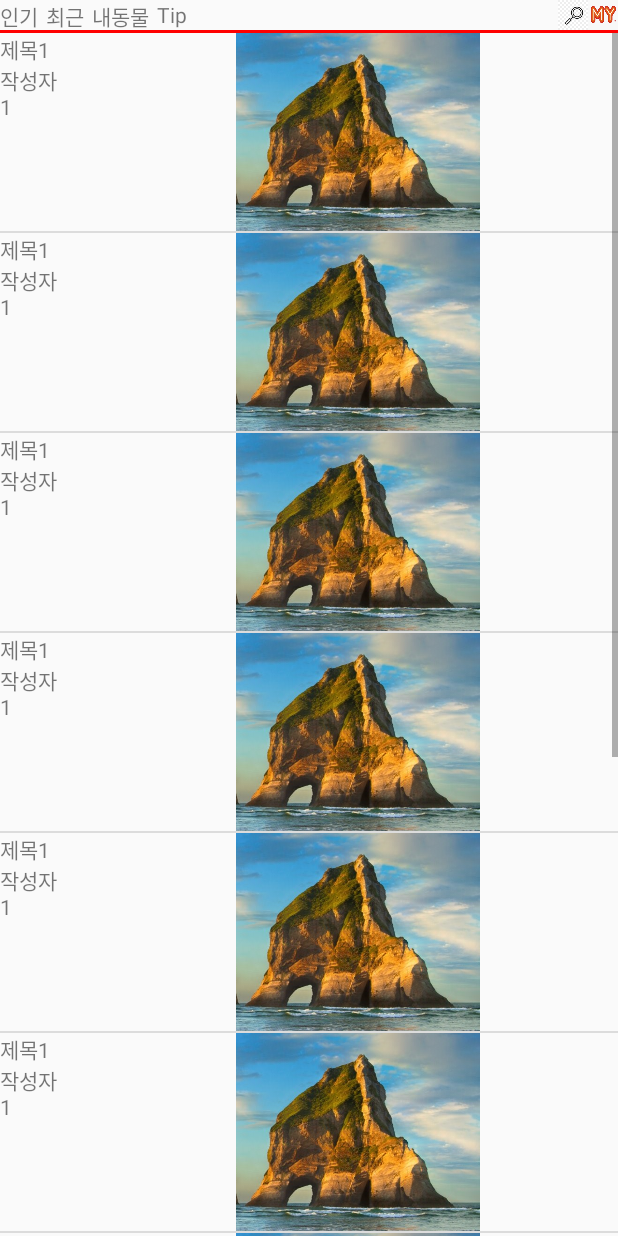
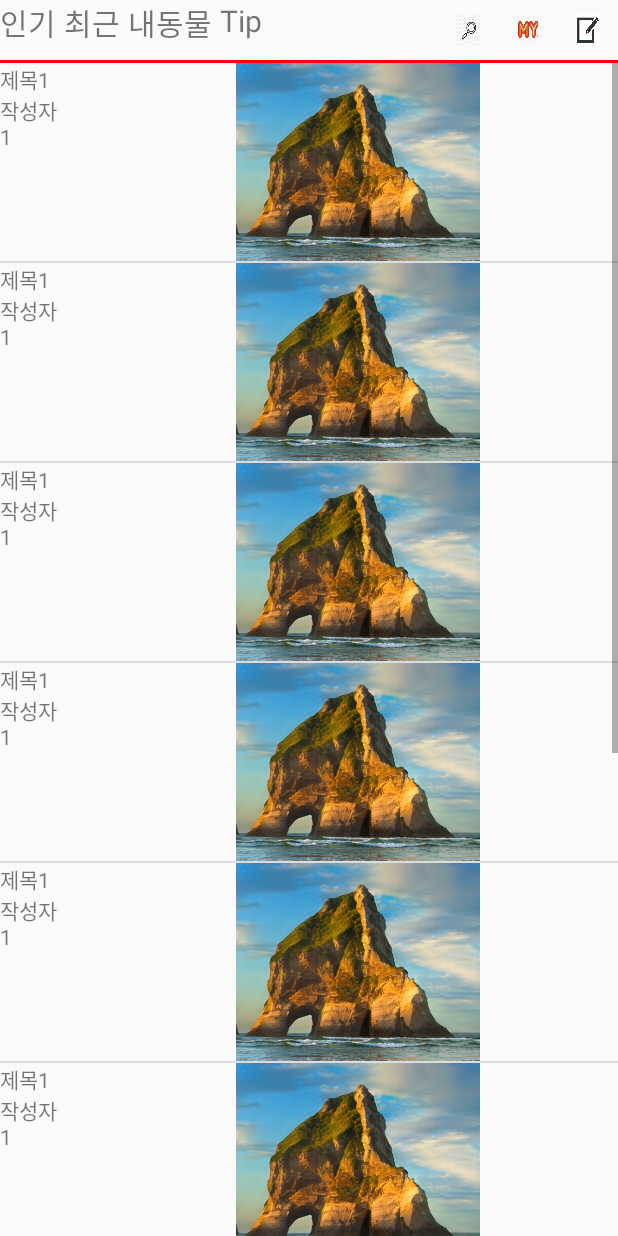
Before and after one commit to SungYil/Pet_Teun_Teun_Front, an Android app: the BoardActivity screen opened directly, with no data from a screen before it, on a phone screen of 412 x 824 dp. Run offline under Robolectric (Android 15) with nearby library versions, the phone set to English and light mode, and no system bars.

```diff
--- a/app/src/main/java/com/pethospital/pet_teun_teun/fragments/BoardPageFragment.java
+++ b/app/src/main/java/com/pethospital/pet_teun_teun/fragments/BoardPageFragment.java
@@ -4,15 +4,38 @@ import android.os.Bundle;
 import android.view.LayoutInflater;
 import android.view.View;
 import android.view.ViewGroup;
+import android.widget.ListView;
 
 import androidx.annotation.NonNull;
 import androidx.annotation.Nullable;
 import androidx.fragment.app.Fragment;
 
 import com.pethospital.pet_teun_teun.R;
+import com.pethospital.pet_teun_teun.SampleMange;
+import com.pethospital.pet_teun_teun.adapters.PostAdapter;
+import com.pethospital.pet_teun_teun.items.Post;
+
+import java.util.ArrayList;
 
 public class BoardPageFragment extends Fragment {
+    private ListView listView;
+    private PostAdapter postAdapter;
+
     public View onCreateView(@NonNull LayoutInflater inflater, @Nullable ViewGroup container, @Nullable Bundle savedInstanceState) {
-        return inflater.inflate(R.layout.board_page, container, false);
+        View v=inflater.inflate(R.layout.board_page, container, false);
+        listView= v.findViewById(R.id.board_post_list_view);
+        postAdapter=new PostAdapter();
+        listView.setAdapter(postAdapter);
+
+        addData();
+        return v;
+    }
+    void addData(){
+        SampleMange sample=new SampleMange();
+        ArrayList<Post> temp=sample.getPostList();
+
+        for(int i=0;i<temp.size();i++){
+            postAdapter.addItem(temp.get(i));
+        }
     }
 }
--- a/app/src/main/res/layout/board_page.xml
+++ b/app/src/main/res/layout/board_page.xml
@@ -5,7 +5,7 @@
     android:orientation="vertical">
     <FrameLayout
         android:layout_width="match_parent"
-        android:layout_height="20dp"
+        android:layout_height="wrap_content"
         android:layout_weight="0">
         <LinearLayout
             android:layout_width="wrap_content"
@@ -17,6 +17,7 @@
                 android:layout_height="match_parent"
                 android:layout_marginRight="5dp"
                 android:text="인기"
+                android:textSize="20dp"
                 android:id="@+id/board_popular_board">
             </TextView>
             <TextView
@@ -24,6 +25,7 @@
                 android:layout_height="match_parent"
                 android:layout_marginRight="5dp"
                 android:text="최근"
+                android:textSize="20dp"
                 android:id="@+id/board_recent_board">
             </TextView>
             <TextView
@@ -31,32 +33,46 @@
                 android:layout_height="match_parent"
                 android:layout_marginRight="5dp"
                 android:text="내동물"
+                android:textSize="20dp"
                 android:id="@+id/board_my_pet_board">
             </TextView>
             <TextView
                 android:layout_width="wrap_content"
                 android:layout_height="match_parent"
                 android:text="Tip"
+                android:textSize="20dp"
                 android:id="@+id/board_tip_board">
             </TextView>
         </LinearLayout>
         <LinearLayout
             android:layout_width="wrap_content"
-            android:layout_height="match_parent"
+            android:layout_height="wrap_content"
             android:layout_gravity="right"
             android:orientation="horizontal">
-            <ImageView
-                android:layout_width="20dp"
-                android:layout_height="20dp"
+            <ImageButton
+                android:layout_width="40dp"
+                android:layout_height="40dp"
                 android:scaleType="fitXY"
-                android:src="@drawable/search_icon">
-            </ImageView>
-            <ImageView
-                android:layout_width="20dp"
-                android:layout_height="20dp"
+                android:src="@drawable/search_icon"
+                style="?android:attr/borderlessButtonStyle"
+                android:id="@+id/board_page_search_btn">
+            </ImageButton>
+            <ImageButton
+                android:layout_width="40dp"
+                android:layout_height="40dp"
                 android:scaleType="fitXY"
-                android:src="@drawable/my_icon">
-            </ImageView>
+                style="?android:attr/borderlessButtonStyle"
+                android:src="@drawable/my_icon"
+                android:id="@+id/board_page_my_btn">
+            </ImageButton>
+            <ImageButton
+                android:layout_width="40dp"
+                android:layout_height="40dp"
+                android:scaleType="fitXY"
+                style="?android:attr/borderlessButtonStyle"
+                android:src="@drawable/add_post"
+                android:id="@+id/board_page_add_post_btn">
+            </ImageButton>
         </LinearLayout>
     </FrameLayout>
     <View
```
Also changed, not shown: app/src/main/res/drawable/add_post.png (added).
